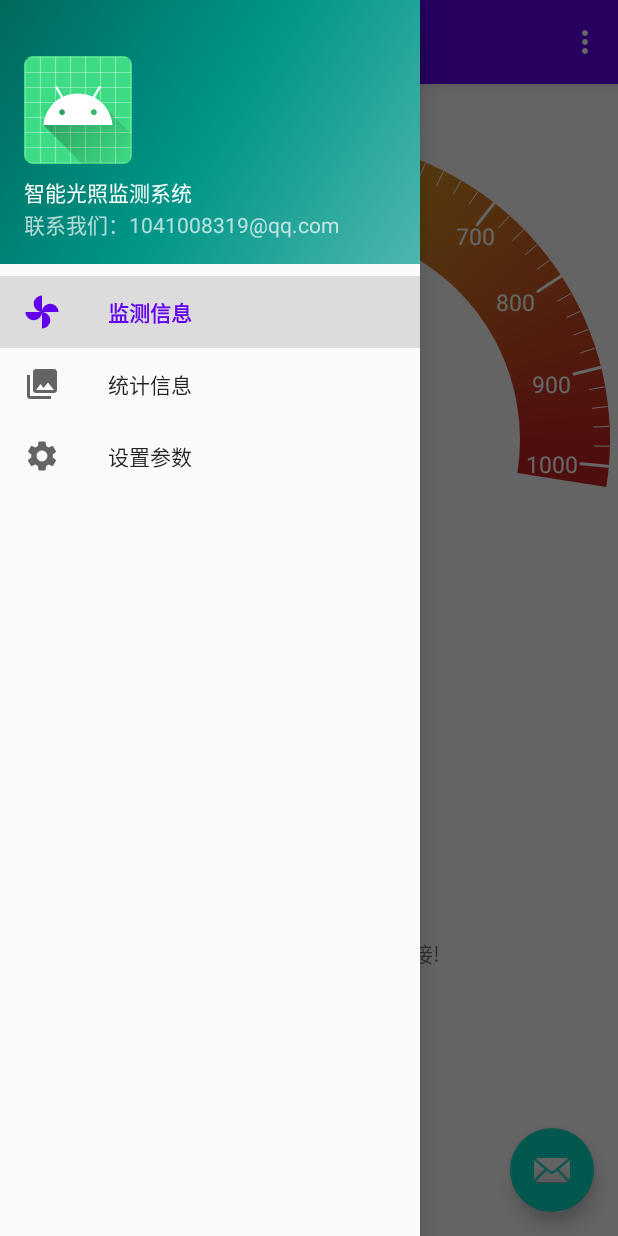
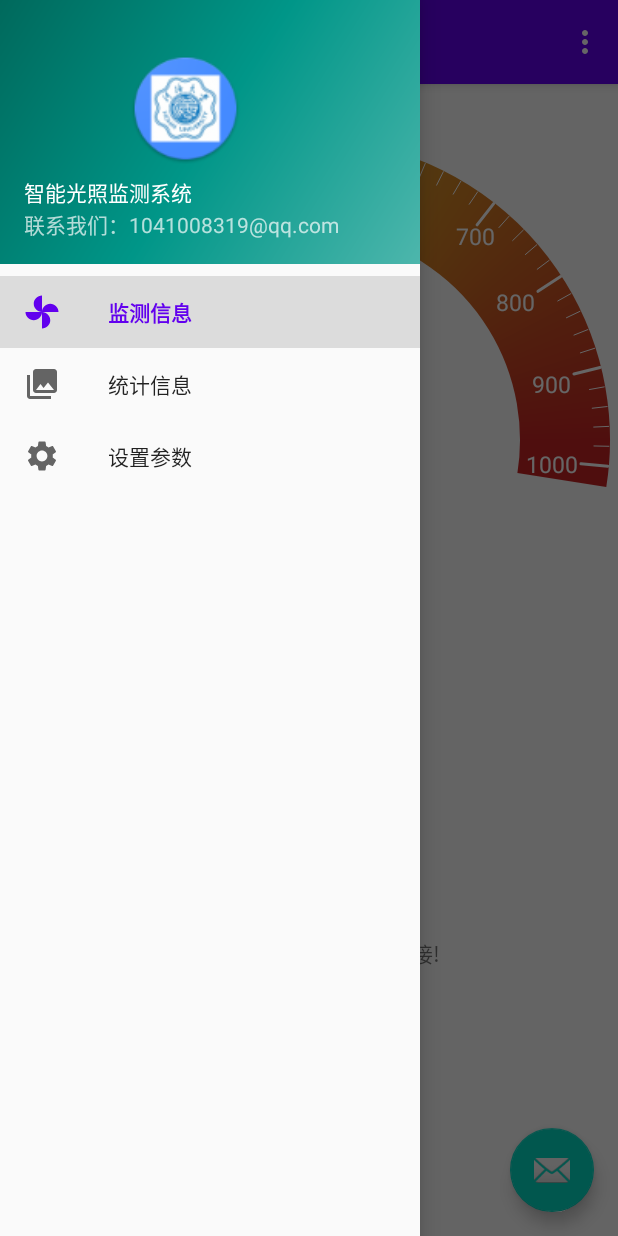
Before and after one commit to dragonbra/AbaKing, an Android app: the screen it shows after launch (MainActivity), with the side drawer open, on a phone screen of 412 x 824 dp. Run offline under Robolectric (Android 15) with nearby library versions, the phone set to English and light mode, and no system bars; our stand-ins replace navigation-ui.

Commit message:
将logo换成了校徽

```diff
--- a/app/src/main/res/layout/nav_header_main.xml
+++ b/app/src/main/res/layout/nav_header_main.xml
@@ -14,8 +14,8 @@
 
     <ImageView
         android:id="@+id/imageView"
-        android:layout_width="wrap_content"
-        android:layout_height="wrap_content"
+        android:layout_width="215dp"
+        android:layout_height="82dp"
         android:contentDescription="@string/nav_header_desc"
         android:paddingTop="@dimen/nav_header_vertical_spacing"
         app:srcCompat="@mipmap/ic_launcher_round" />
--- a/app/src/main/res/mipmap-anydpi-v26/ic_launcher.xml
+++ /dev/null
@@ -1,5 +0,0 @@
-<?xml version="1.0" encoding="utf-8"?>
-<adaptive-icon xmlns:android="http://schemas.android.com/apk/res/android">
-    <background android:drawable="@drawable/ic_launcher_background" />
-    <foreground android:drawable="@drawable/ic_launcher_foreground" />
-</adaptive-icon>
--- a/app/src/main/res/mipmap-anydpi-v26/ic_launcher_round.xml
+++ /dev/null
@@ -1,5 +0,0 @@
-<?xml version="1.0" encoding="utf-8"?>
-<adaptive-icon xmlns:android="http://schemas.android.com/apk/res/android">
-    <background android:drawable="@drawable/ic_launcher_background" />
-    <foreground android:drawable="@drawable/ic_launcher_foreground" />
-</adaptive-icon>
```
Also changed, not shown: app/src/main/java/com/fro/room_sunalarmcase/ui/gallery/GalleryFragment.java (+0 -7 lines), app/src/main/res/mipmap-hdpi/ic_launcher.png, app/src/main/res/mipmap-hdpi/ic_launcher_round.png, app/src/main/res/mipmap-mdpi/ic_launcher.png, app/src/main/res/mipmap-mdpi/ic_launcher_round.png, app/src/main/res/mipmap-xhdpi/ic_launcher.png, app/src/main/res/mipmap-xhdpi/ic_launcher_round.png, app/src/main/res/mipmap-xxhdpi/ic_launcher.png, app/src/main/res/mipmap-xxhdpi/ic_launcher_round.png, app/src/main/res/mipmap-xxxhdpi/ic_launcher.png, app/src/main/res/mipmap-xxxhdpi/ic_launcher_round.png.
